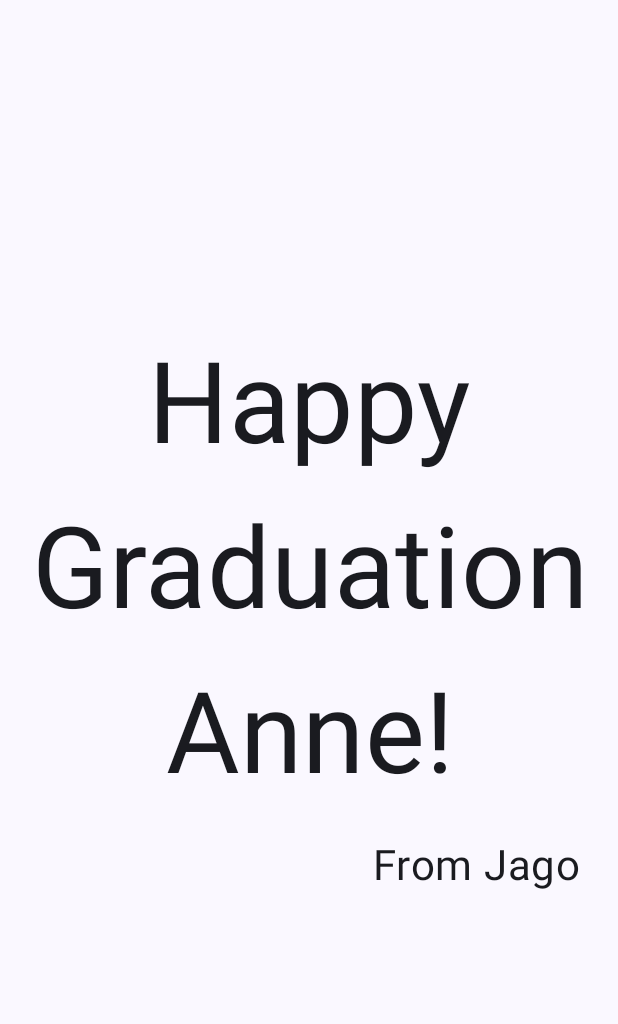
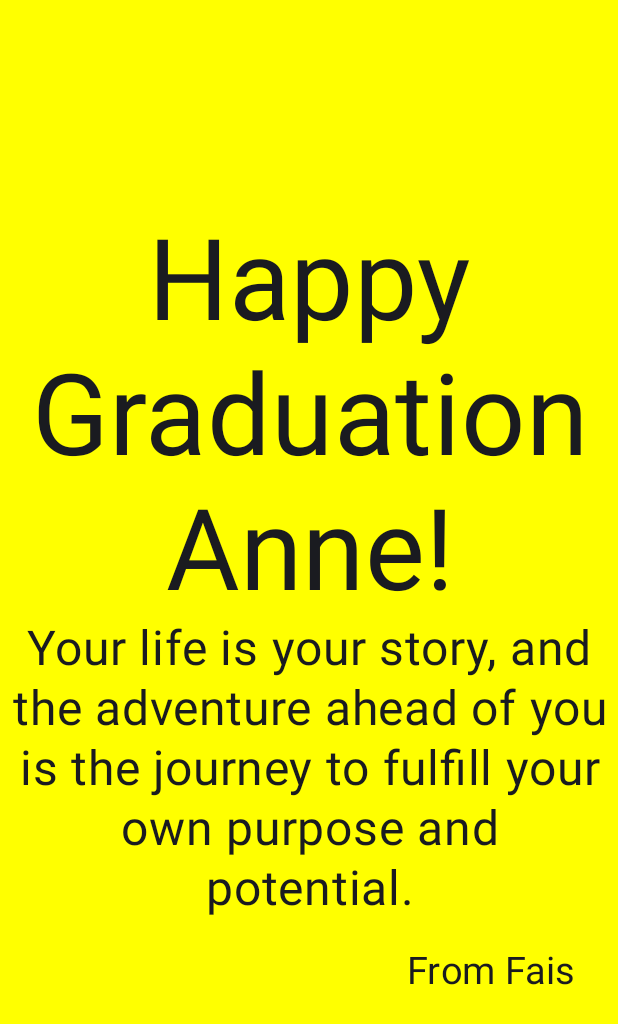
Before and after one commit to fajfhasjhs/Gradution, an Android app built with Jetpack Compose: the screen it shows after launch (MainActivity), on a phone screen of 412 x 824 dp. Shown: the top 1024 px of the screen. Run offline under Robolectric (Android 15) with nearby library versions, the phone set to English and light mode, and no system bars.

Commit message:
Tambah Text berupa harapan dan merubah warna background menjadi kuning

```diff
--- a/app/src/main/java/com/example/graduated_14mar/MainActivity.kt
+++ b/app/src/main/java/com/example/graduated_14mar/MainActivity.kt
@@ -14,6 +14,7 @@ import androidx.compose.material3.Text
 import androidx.compose.runtime.Composable
 import androidx.compose.ui.Alignment
 import androidx.compose.ui.Modifier
+import androidx.compose.ui.graphics.Color
 import androidx.compose.ui.text.style.TextAlign
 import androidx.compose.ui.tooling.preview.Preview
 import androidx.compose.ui.unit.dp
@@ -32,8 +33,9 @@ class MainActivity : ComponentActivity() {
                 ) {
                     GreetingText(
                         message = "Happy Graduation Anne!",
-                        from = "From Jago",
-                        modifier = Modifier.padding(8.dp))
+                        from = "From Fais",
+                        modifier = Modifier.padding(8.dp),
+                        harapan = "Your life is your story, and the adventure ahead of you is the journey to fulfill your own purpose and potential.")
                 }
             }
         }
@@ -41,24 +43,33 @@ class MainActivity : ComponentActivity() {
 }
 
 @Composable
-fun GreetingText(message: String, from: String, modifier: Modifier = Modifier) {
-    Column (
+fun GreetingText(message: String, from: String, harapan: String, modifier: Modifier = Modifier) {
+    Surface(color = Color.Yellow) {
+        Column(
             verticalArrangement = Arrangement.Center,
             modifier = modifier
-            ){
+        ) {
             Text(
                 text = message,
                 fontSize = 75.sp,
-            lineHeight = 110.sp,
+                lineHeight = 90.sp,
+                textAlign = TextAlign.Center
+            )
+            Text(
+                text = harapan,
+                fontSize = 32.sp,
+                lineHeight = 40.sp,
                 textAlign = TextAlign.Center
             )
             Text(
                 text = from,
-            fontSize = 28.sp,
+                fontSize = 25.sp,
                 modifier = Modifier
-                .padding(16.dp)
+                    .padding(20.dp)
                     .align(alignment = Alignment.End)
             )
+
+        }
     }
 }
 
@@ -67,6 +78,6 @@ fun GreetingText(message: String, from: String, modifier: Modifier = Modifier) {
 fun GreetingPreview() {
     Graduated_14MarTheme {
         GreetingText(message = "Happy Graduation Anne!",
-        from = "From Jago")
+        from = "From Fais", harapan = "Your life is your story, and the adventure ahead of you is the journey to fulfill your own purpose and potential.")
     }
 }
```
Lines whose indentation alone changed are shown as unchanged.
